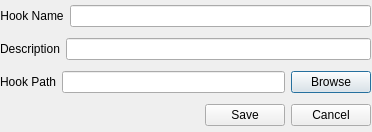
Qt form UI/CreateEditHook.ui (nhrade/software-2-cerberus5) before a commit.
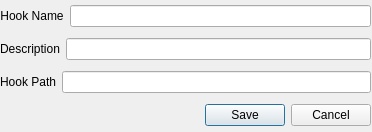
The same form after that commit.

```diff
--- a/UI/CreateEditHook.ui
+++ b/UI/CreateEditHook.ui
@@ -74,14 +74,7 @@
        </widget>
       </item>
       <item>
-       <widget class="QLineEdit" name="lineEdit_3"/>
-      </item>
-      <item>
-       <widget class="QPushButton" name="pushButton">
-        <property name="text">
-         <string>Browse</string>
-        </property>
-       </widget>
+       <widget class="QLineEdit" name="hookPathEdit"/>
       </item>
      </layout>
     </item>
```
Left out of the diff: 8 changed lines with no effect on the pictures.
